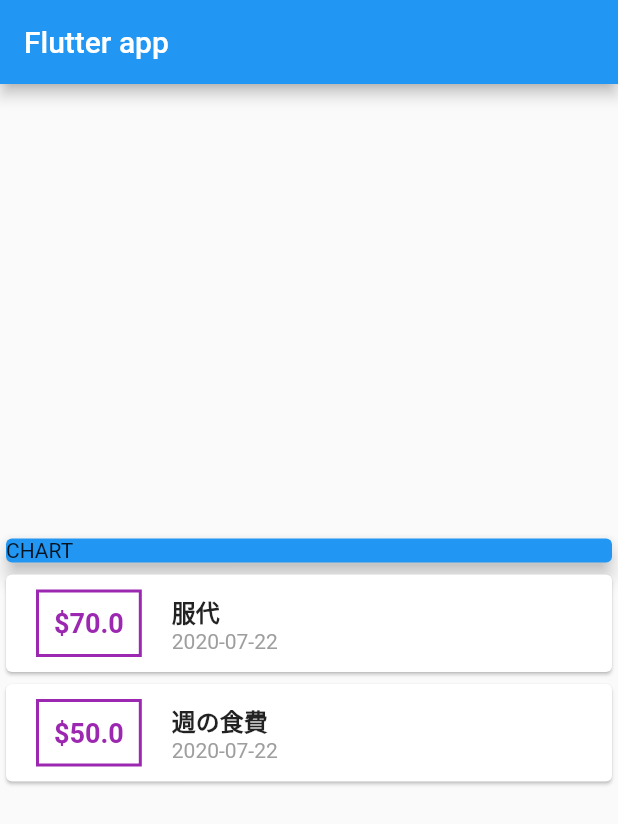
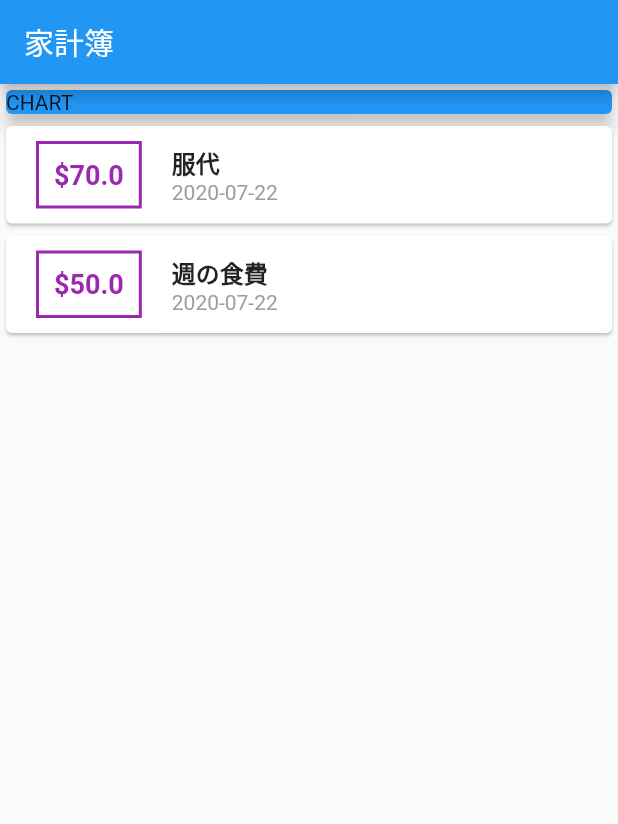
Before and after one commit to YuikoIto/Household, a Flutter app: the screen it shows after launch, on a phone screen of 412 x 824 dp. Shown: the top 824 px of the screen. Run offline on Flutter 3.47's test engine with Material 2 defaults, Android fonts, the phone set to English and light mode, and no system bars.

Commit message:
make style better

```diff
--- a/lib/main.dart
+++ b/lib/main.dart
@@ -37,10 +37,11 @@ class MyHomePage extends StatelessWidget {
   Widget build(BuildContext context) {
     return Scaffold(
       appBar: AppBar(
-        title: Text('Flutter app'),
+        title: Text('家計簿'),
       ),
       body: Column(
-        mainAxisAlignment: MainAxisAlignment.center,
+        //mainAxisAlignment: MainAxisAlignment.center,
+        crossAxisAlignment: CrossAxisAlignment.stretch,
         children: <Widget>[
           Container(
             width: double.infinity,
```
